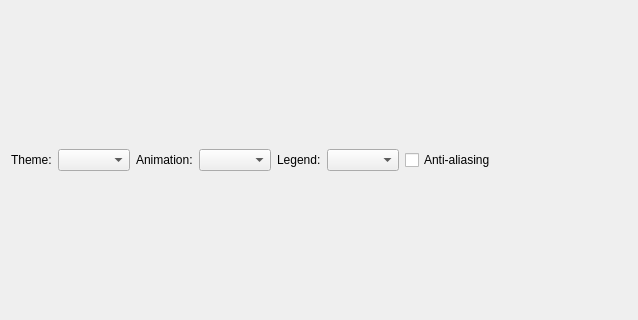
This is View/themewidget.ui in MAX-EINSTEIN/Result-Analyser as Qt 5 draws it before an edit; both pictures show x 0 to 638 and y 140 to 460 of the 900 by 600 pixel window. The edited form follows.
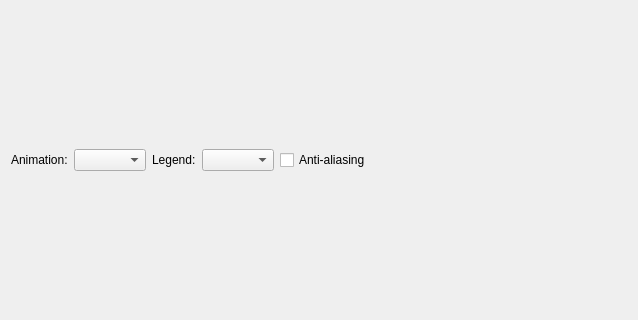
This is the edited form.

What changed in the file:
```diff
--- a/View/themewidget.ui
+++ b/View/themewidget.ui
@@ -13,16 +13,6 @@
   <layout class="QGridLayout" name="gridLayout">
    <item row="0" column="0" colspan="3">
     <layout class="QHBoxLayout" name="horizontalLayout">
-     <item>
-      <widget class="QLabel" name="themeLabel">
-       <property name="text">
-        <string>Theme:</string>
-       </property>
-      </widget>
-     </item>
-     <item>
-      <widget class="QComboBox" name="themeComboBox"/>
-     </item>
      <item>
       <widget class="QLabel" name="animatedLabel">
        <property name="text">
```
Left out of the diff: 36 changed lines with no effect on the pictures.
